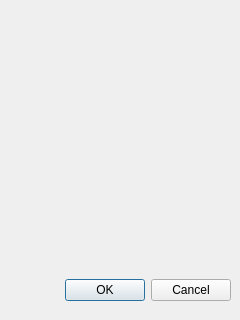
Above: gotoline.ui from AlxndrVI/notepad before the change. Below: the same form after it.
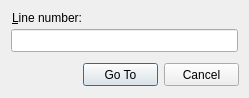
That is the form after the change.

Commit message: +goto dialog

Patch:
```diff
--- a/gotoline.ui
+++ b/gotoline.ui
@@ -5,27 +5,66 @@
    <rect>
     <x>0</x>
     <y>0</y>
-    <width>240</width>
-    <height>320</height>
+    <width>249</width>
+    <height>98</height>
    </rect>
   </property>
   <property name="windowTitle">
    <string>Dialog</string>
   </property>
-  <widget class="QDialogButtonBox" name="buttonBox">
+  <widget class="QLineEdit" name="lineEdit">
    <property name="geometry">
     <rect>
-     <x>10</x>
-     <y>270</y>
-     <width>221</width>
-     <height>41</height>
+     <x>11</x>
+     <y>29</y>
+     <width>227</width>
+     <height>23</height>
     </rect>
    </property>
-   <property name="orientation">
-    <enum>Qt::Horizontal</enum>
+  </widget>
+  <widget class="QLabel" name="label">
+   <property name="geometry">
+    <rect>
+     <x>12</x>
+     <y>7</y>
+     <width>71</width>
+     <height>21</height>
+    </rect>
    </property>
-   <property name="standardButtons">
-    <set>QDialogButtonBox::Cancel|QDialogButtonBox::Ok</set>
+   <property name="text">
+    <string>&amp;Line number:</string>
+   </property>
+   <property name="buddy">
+    <cstring>lineEdit</cstring>
+   </property>
+  </widget>
+  <widget class="QPushButton" name="gotoButton">
+   <property name="geometry">
+    <rect>
+     <x>83</x>
+     <y>63</y>
+     <width>75</width>
+     <height>23</height>
+    </rect>
+   </property>
+   <property name="text">
+    <string>Go To</string>
+   </property>
+   <property name="default">
+    <bool>true</bool>
+   </property>
+  </widget>
+  <widget class="QPushButton" name="cancelButton">
+   <property name="geometry">
+    <rect>
+     <x>164</x>
+     <y>63</y>
+     <width>75</width>
+     <height>23</height>
+    </rect>
+   </property>
+   <property name="text">
+    <string>Cancel</string>
    </property>
   </widget>
  </widget>
```
Left out of the diff: 29 changed lines with no effect on the pictures. The commit also changes 9 other files.
